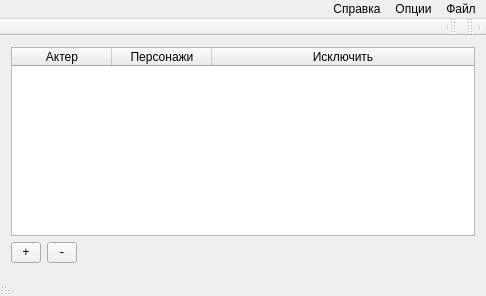
denzor200/BiffGui, file sources/mainwindow.ui: the form before one commit.
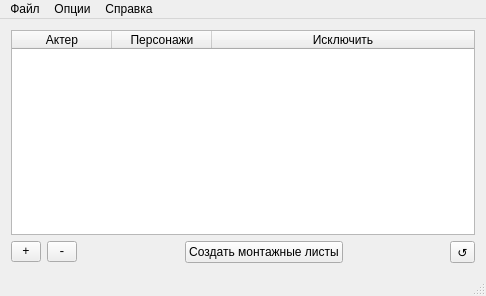
The form after the commit.

```diff
--- a/sources/mainwindow.ui
+++ b/sources/mainwindow.ui
@@ -14,7 +14,7 @@
    <string>Biff Tannen</string>
   </property>
   <property name="layoutDirection">
-   <enum>Qt::RightToLeft</enum>
+   <enum>Qt::LeftToRight</enum>
   </property>
   <widget class="QWidget" name="centralWidget">
    <layout class="QVBoxLayout" name="verticalLayout_2">
@@ -115,7 +115,7 @@
       <property name="bottomMargin">
        <number>0</number>
       </property>
-      <item row="0" column="2">
+      <item row="0" column="0">
        <widget class="QToolButton" name="toolButton">
         <property name="font">
          <font>
@@ -127,6 +127,46 @@
         </property>
        </widget>
       </item>
+      <item row="0" column="2">
+       <spacer name="horizontalSpacer">
+        <property name="orientation">
+         <enum>Qt::Horizontal</enum>
+        </property>
+        <property name="sizeHint" stdset="0">
+         <size>
+          <width>40</width>
+          <height>20</height>
+         </size>
+        </property>
+       </spacer>
+      </item>
+      <item row="0" column="3">
+       <widget class="QPushButton" name="pushButton">
+        <property name="text">
+         <string>Создать монтажные листы</string>
+        </property>
+       </widget>
+      </item>
+      <item row="0" column="5">
+       <widget class="QToolButton" name="toolButton_3">
+        <property name="text">
+         <string>↺</string>
+        </property>
+       </widget>
+      </item>
+      <item row="0" column="4">
+       <spacer name="horizontalSpacer_2">
+        <property name="orientation">
+         <enum>Qt::Horizontal</enum>
+        </property>
+        <property name="sizeHint" stdset="0">
+         <size>
+          <width>40</width>
+          <height>20</height>
+         </size>
+        </property>
+       </spacer>
+      </item>
       <item row="0" column="1">
        <widget class="QToolButton" name="toolButton_2">
         <property name="font">
@@ -139,19 +179,6 @@
         </property>
        </widget>
       </item>
-      <item row="0" column="0">
-       <spacer name="horizontalSpacer">
-        <property name="orientation">
-         <enum>Qt::Horizontal</enum>
-        </property>
-        <property name="sizeHint" stdset="0">
-         <size>
-          <width>40</width>
-          <height>20</height>
-         </size>
-        </property>
-       </spacer>
-      </item>
      </layout>
     </item>
    </layout>
@@ -204,34 +231,7 @@
    <addaction name="menu"/>
    <addaction name="menu_help"/>
   </widget>
-  <widget class="QToolBar" name="mainToolBar">
-   <property name="layoutDirection">
-    <enum>Qt::LeftToRight</enum>
-   </property>
-   <property name="autoFillBackground">
-    <bool>true</bool>
-   </property>
-   <attribute name="toolBarArea">
-    <enum>TopToolBarArea</enum>
-   </attribute>
-   <attribute name="toolBarBreak">
-    <bool>false</bool>
-   </attribute>
-   <addaction name="separator"/>
-  </widget>
   <widget class="QStatusBar" name="statusBar"/>
-  <widget class="QToolBar" name="toolBar">
-   <property name="windowTitle">
-    <string>toolBar</string>
-   </property>
-   <attribute name="toolBarArea">
-    <enum>TopToolBarArea</enum>
-   </attribute>
-   <attribute name="toolBarBreak">
-    <bool>false</bool>
-   </attribute>
-   <addaction name="separator"/>
-  </widget>
   <action name="action_open_persons">
    <property name="text">
     <string>Импортировать список персонажей</string>
```
Left out of the diff: 40 changed lines with no effect on the pictures.
